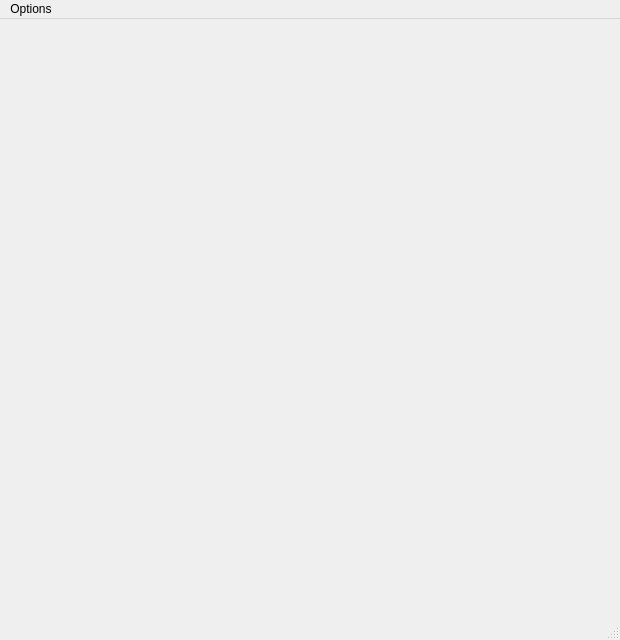
First picture: the form in gamewindow.ui, repository WindowsXp-Beta/QLink, before the edit.
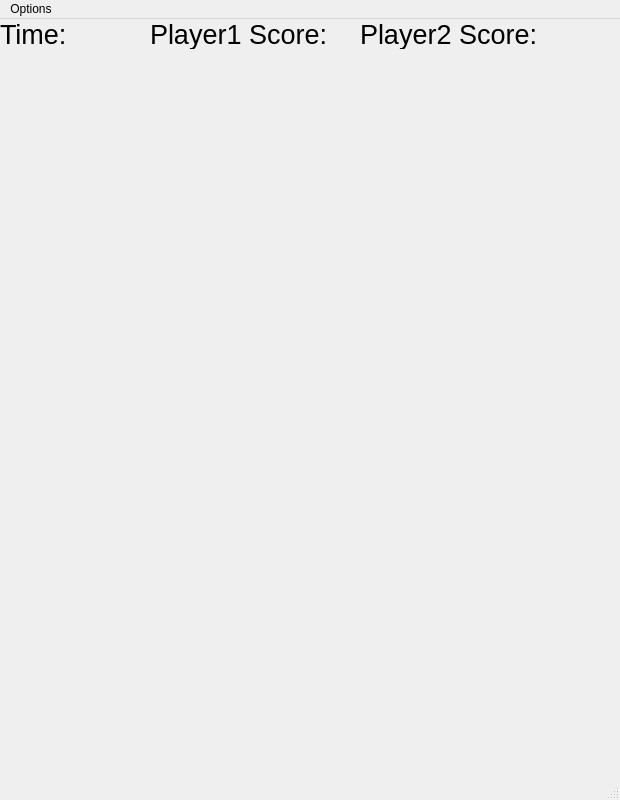
Second picture: the form after the edit.

What changed in the file:
```diff
--- a/gamewindow.ui
+++ b/gamewindow.ui
@@ -7,13 +7,68 @@
     <x>0</x>
     <y>0</y>
     <width>620</width>
-    <height>640</height>
+    <height>800</height>
    </rect>
   </property>
   <property name="windowTitle">
    <string>WindowsXp's QLink</string>
   </property>
-  <widget class="QWidget" name="centralwidget"/>
+  <widget class="QWidget" name="centralwidget">
+   <widget class="QLabel" name="countdowntime">
+    <property name="geometry">
+     <rect>
+      <x>0</x>
+      <y>0</y>
+      <width>120</width>
+      <height>30</height>
+     </rect>
+    </property>
+    <property name="font">
+     <font>
+      <pointsize>20</pointsize>
+     </font>
+    </property>
+    <property name="text">
+     <string>Time:</string>
+    </property>
+   </widget>
+   <widget class="QLabel" name="player1score">
+    <property name="geometry">
+     <rect>
+      <x>150</x>
+      <y>0</y>
+      <width>180</width>
+      <height>30</height>
+     </rect>
+    </property>
+    <property name="font">
+     <font>
+      <pointsize>20</pointsize>
+     </font>
+    </property>
+    <property name="text">
+     <string>Player1 Score:</string>
+    </property>
+   </widget>
+   <widget class="QLabel" name="player2score">
+    <property name="geometry">
+     <rect>
+      <x>360</x>
+      <y>0</y>
+      <width>180</width>
+      <height>30</height>
+     </rect>
+    </property>
+    <property name="font">
+     <font>
+      <pointsize>20</pointsize>
+     </font>
+    </property>
+    <property name="text">
+     <string>Player2 Score:</string>
+    </property>
+   </widget>
+  </widget>
   <widget class="QMenuBar" name="menubar">
    <property name="geometry">
     <rect>
```
